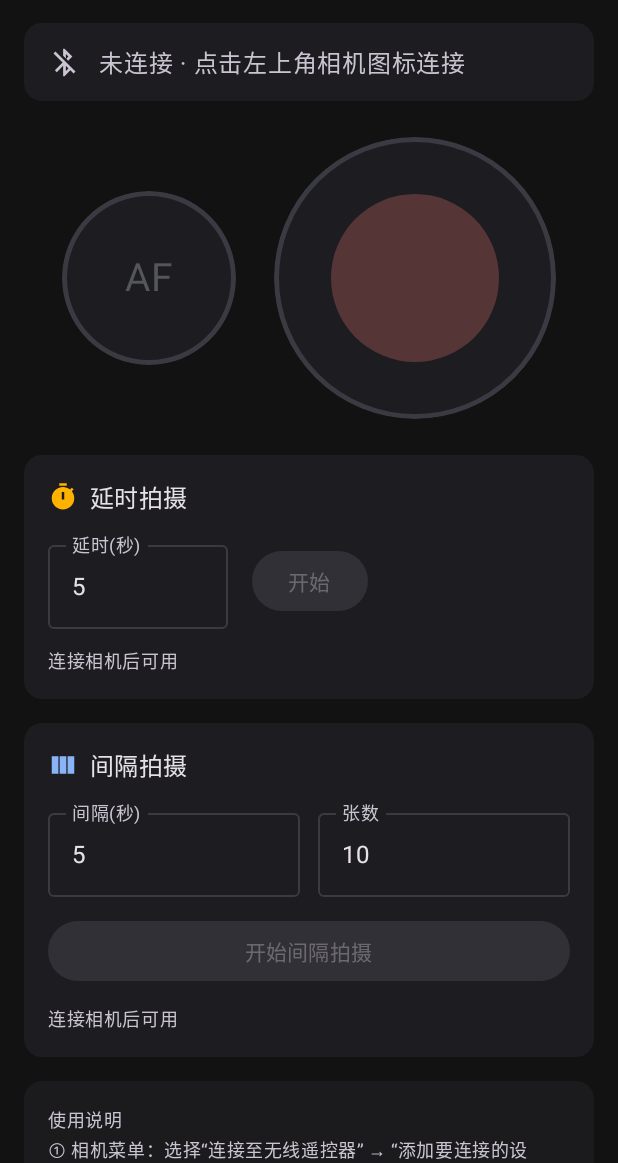
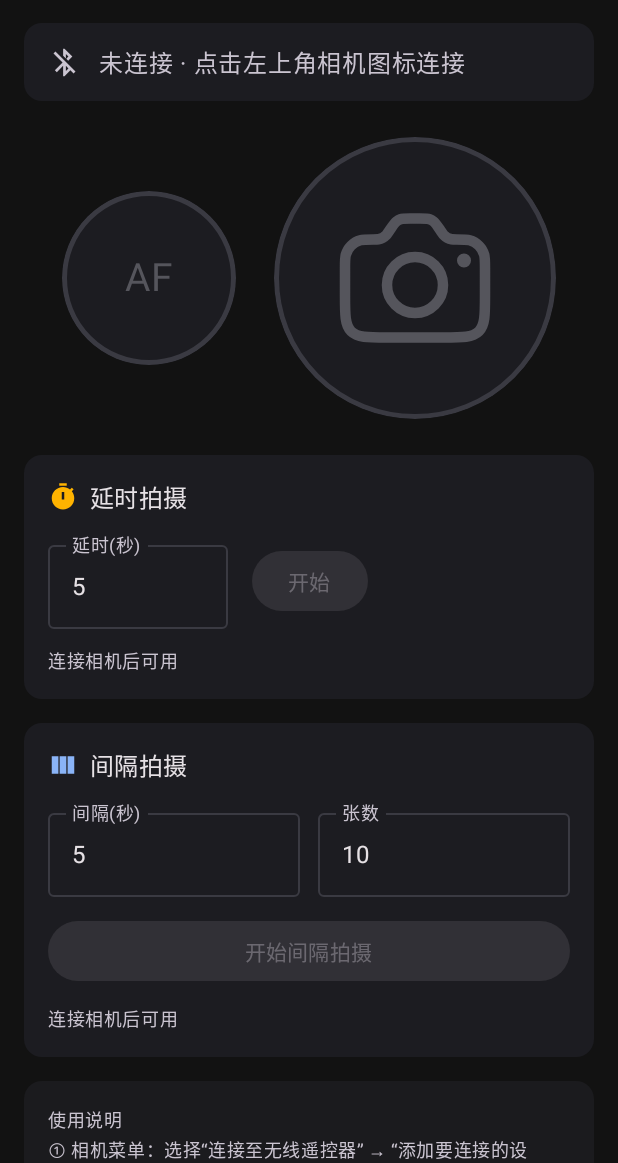
Before and after one commit to luyuhuang/cannon-remote, an Android app built with Jetpack Compose: the screen it shows after launch (MainActivity), on a phone screen of 412 x 824 dp, the part 73-1236 px from its top. Run offline under Robolectric (Android 15) with nearby library versions, the phone set to English and light mode, and no system bars.

Commit message:
modify icons

```diff
--- a/app/src/main/java/com/cannonremote/app/MainActivity.kt
+++ b/app/src/main/java/com/cannonremote/app/MainActivity.kt
@@ -68,6 +68,7 @@ import androidx.compose.ui.graphics.Color
 import androidx.compose.ui.hapticfeedback.HapticFeedbackType
 import androidx.compose.ui.input.pointer.pointerInput
 import androidx.compose.ui.platform.LocalHapticFeedback
+import androidx.compose.ui.res.painterResource
 import androidx.compose.ui.text.input.KeyboardType
 import androidx.compose.ui.text.style.TextAlign
 import androidx.compose.ui.unit.Dp
@@ -349,18 +350,18 @@ private fun ControlsRow(state: ConnectionState, shooting: com.cannonremote.app.s
                 color = if (connected) MaterialTheme.colorScheme.secondary else Color(0xFF55555C),
             )
         }
-        // 快门按钮（按住拍摄，松开结束曝光）
+        // 快门按钮（按住拍摄，松开结束曝光）：快门光圈图标，避免误读为“录像”的实心圆
         HoldableCircleButton(
             size = 188.dp,
             enabled = connected,
             onDown = { shooting.pressShutter() },
             onUp = { shooting.releaseShutter() },
         ) {
-            Box(
-                modifier = Modifier
-                    .size(112.dp)
-                    .clip(CircleShape)
-                    .background(if (connected) MaterialTheme.colorScheme.primary else Color(0xFF553536)),
+            Icon(
+                painter = painterResource(R.drawable.ic_shutter),
+                contentDescription = "快门",
+                modifier = Modifier.size(112.dp),
+                tint = if (connected) MaterialTheme.colorScheme.primary else Color(0xFF55555C),
             )
         }
     }
--- /dev/null
+++ b/app/src/main/res/drawable/ic_shutter.xml
@@ -0,0 +1,29 @@
+<?xml version="1.0" encoding="utf-8"?>
+<vector xmlns:android="http://schemas.android.com/apk/res/android"
+    android:width="24dp"
+    android:height="24dp"
+    android:viewportWidth="24"
+    android:viewportHeight="24">
+    <!-- 相机图标（Huge Icons camera-01，通过 tint 着色） -->
+    <path
+        android:pathData="M12.697 3.5h-1.394c-.715 0-1.072 0-1.392.112a2 2 0 0 0-.545.292c-.271.204-.47.501-.866 1.096c-.203.305-.502.753-.621.879a2 2 0 0 1-1.106.591c-.17.03-.353.03-.72.03c-.98 0-1.47 0-1.87.113a3 3 0 0 0-2.07 2.07C2 9.083 2 9.573 2 10.553V14.5c0 2.828 0 4.243.879 5.121S5.172 20.5 8 20.5h8c2.829 0 4.243 0 5.122-.879C22 18.743 22 17.328 22 14.5v-3.946c0-.98 0-1.47-.113-1.871a3 3 0 0 0-2.07-2.07c-.4-.113-.89-.113-1.87-.113c-.366 0-.55 0-.72-.03a2 2 0 0 1-1.105-.591c-.12-.126-.419-.574-.622-.879c-.396-.595-.594-.892-.865-1.096a2 2 0 0 0-.545-.292c-.32-.112-.678-.112-1.393-.112"
+        android:strokeColor="#FFFFFFFF"
+        android:strokeWidth="1.5"
+        android:strokeLineCap="round"
+        android:strokeLineJoin="round"
+        android:fillColor="#00000000" />
+    <path
+        android:pathData="M16 13a4 4 0 1 1-8 0a4 4 0 0 1 8 0"
+        android:strokeColor="#FFFFFFFF"
+        android:strokeWidth="1.5"
+        android:strokeLineCap="round"
+        android:strokeLineJoin="round"
+        android:fillColor="#00000000" />
+    <path
+        android:pathData="M19.125 9.5H19m.25 0a.25.25 0 1 1-.5 0a.25.25 0 0 1 .5 0Z"
+        android:strokeColor="#FFFFFFFF"
+        android:strokeWidth="1.5"
+        android:strokeLineCap="round"
+        android:strokeLineJoin="round"
+        android:fillColor="#00000000" />
+</vector>
--- a/app/src/main/res/mipmap-anydpi-v26/ic_launcher.xml
+++ b/app/src/main/res/mipmap-anydpi-v26/ic_launcher.xml
@@ -2,5 +2,5 @@
 <adaptive-icon xmlns:android="http://schemas.android.com/apk/res/android">
     <background android:drawable="@color/ic_launcher_background" />
     <foreground android:drawable="@drawable/ic_launcher_foreground" />
-    <monochrome android:drawable="@drawable/ic_launcher_foreground" />
+    <monochrome android:drawable="@drawable/ic_launcher_monochrome" />
 </adaptive-icon>
--- a/app/src/main/res/mipmap-anydpi-v26/ic_launcher_round.xml
+++ b/app/src/main/res/mipmap-anydpi-v26/ic_launcher_round.xml
@@ -2,5 +2,5 @@
 <adaptive-icon xmlns:android="http://schemas.android.com/apk/res/android">
     <background android:drawable="@color/ic_launcher_background" />
     <foreground android:drawable="@drawable/ic_launcher_foreground" />
-    <monochrome android:drawable="@drawable/ic_launcher_foreground" />
+    <monochrome android:drawable="@drawable/ic_launcher_monochrome" />
 </adaptive-icon>
--- a/app/src/main/res/values/colors.xml
+++ b/app/src/main/res/values/colors.xml
@@ -1,5 +1,5 @@
 <?xml version="1.0" encoding="utf-8"?>
 <resources>
     <color name="window_background">#FF121212</color>
-    <color name="ic_launcher_background">#FF1B1B20</color>
+    <color name="ic_launcher_background">#FF121212</color>
 </resources>
```
Also changed, not shown: app/src/main/res/drawable/ic_launcher_foreground.xml (+28 -10 lines), app/src/main/res/drawable/ic_launcher_monochrome.xml (added, +29 -0 lines), app/src/main/res/drawable/ic_stat_shutter.xml (+18 -5 lines).
